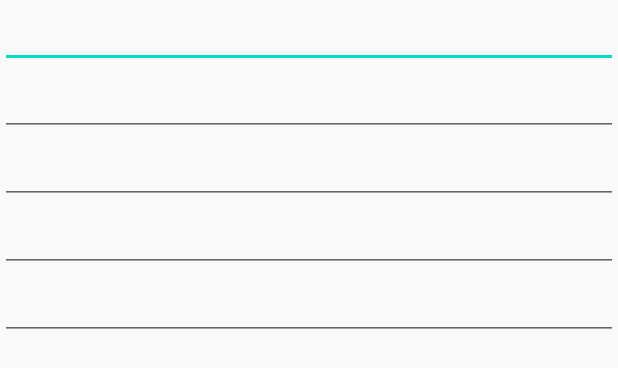
After one commit to JorikFat/SeekSheet, an Android app: the layout dialog_playersname.xml on its own in the app's theme, with its tools: preview values and no code run, on a phone screen of 412 x 824 dp. The commit adds this screen. Shown: the top 368 px of the screen. Run offline under Robolectric (Android 15) with nearby library versions, the phone set to English and light mode, and no system bars.

Commit message:
init players name

```diff
--- a/app/build.gradle
+++ b/app/build.gradle
@@ -9,7 +9,7 @@ android {
         minSdkVersion 16
         targetSdkVersion 30
         versionCode 1
-        versionName "0.3.0 [53]"
+        versionName "0.4.0 [67]"
         vectorDrawables.useSupportLibrary = true
         testInstrumentationRunner "androidx.test.runner.AndroidJUnitRunner"
     }
--- a/app/src/main/java/dev/jorik/cluegame/utils/Platform.java
+++ b/app/src/main/java/dev/jorik/cluegame/utils/Platform.java
@@ -1,6 +1,7 @@
 package dev.jorik.cluegame.utils;
 
 import android.text.TextWatcher;
+import android.widget.EditText;
 
 public class Platform {
     public interface TextListener extends TextWatcher{
@@ -10,4 +11,8 @@ public class Platform {
         @Override
         default void onTextChanged(CharSequence charSequence, int i, int i1, int i2) {/*skip*/}
     }
+
+    public static String getString(EditText field){
+        return field.getText().toString();
+    }
 }
--- /dev/null
+++ b/app/src/main/res/layout/dialog_playersname.xml
@@ -0,0 +1,35 @@
+<?xml version="1.0" encoding="utf-8"?>
+<LinearLayout
+    xmlns:android="http://schemas.android.com/apk/res/android"
+    android:orientation="vertical"
+    android:layout_width="match_parent"
+    android:layout_height="match_parent"
+    >
+
+    <EditText android:id="@+id/et_playersName_name1"
+        android:layout_width="match_parent"
+        android:layout_height="wrap_content"
+        android:inputType="textCapWords"
+        />
+    <EditText android:id="@+id/et_playersName_name2"
+        android:layout_width="match_parent"
+        android:layout_height="wrap_content"
+        android:inputType="textCapWords"
+        />
+    <EditText android:id="@+id/et_playersName_name3"
+        android:layout_width="match_parent"
+        android:layout_height="wrap_content"
+        android:inputType="textCapWords"
+        />
+    <EditText android:id="@+id/et_playersName_name4"
+        android:layout_width="match_parent"
+        android:layout_height="wrap_content"
+        android:inputType="textCapWords"
+        />
+    <EditText android:id="@+id/et_playersName_name5"
+        android:layout_width="match_parent"
+        android:layout_height="wrap_content"
+        android:inputType="textCapWords"
+        />
+
+</LinearLayout>
--- a/app/src/main/res/values/strings.xml
+++ b/app/src/main/res/values/strings.xml
@@ -35,4 +35,6 @@
     <string name="cancel">Отмена</string>
     <string name="sure">Уверены?</string>
     <string name="sheet_clearTableWarning">После очищения таблицы данные будут удалены. Отменить это действие невозможно.</string>
+    <string name="sheet_initPlayersNames">Введите имена игроков</string>
+    <string name="start">Начать!</string>
 </resources>
--- a/app/src/main/res/values/styles_table.xml
+++ b/app/src/main/res/values/styles_table.xml
@@ -27,6 +27,9 @@
     <style name="SheetTable.PlayerCell" parent="SheetTable.FillCell">
         <item name="android:layout_height">30dp</item>
         <item name="android:layout_width">0dp</item>
+        <item name="android:textSize">16sp</item>
+        <item name="android:textStyle">bold</item>
+        <item name="android:textColor">@android:color/black</item>
         <item name="android:maxLength">2</item>
     </style>
 
```
Also changed, not shown: app/src/main/java/dev/jorik/cluegame/Config.java (+9 -0 lines), app/src/main/java/dev/jorik/cluegame/NamesDialog.java (added, +42 -0 lines), app/src/main/java/dev/jorik/cluegame/SheetActivity.java (+40 -22 lines), app/src/main/java/dev/jorik/cluegame/entity/SheetState.java (+7 -4 lines), app/src/main/res/layout/activity_sheet.xml (+5 -5 lines).
